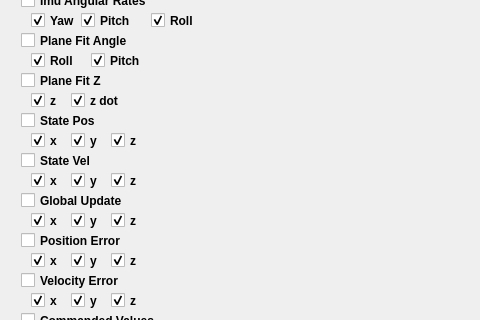
The window that tools/plotter/mainwindow.ui (MAAV-Software/mission8) describes before a commit, drawn with Qt 5; both pictures show x 0 to 480 and y 82 to 402 of the 1082 by 741 pixel window.
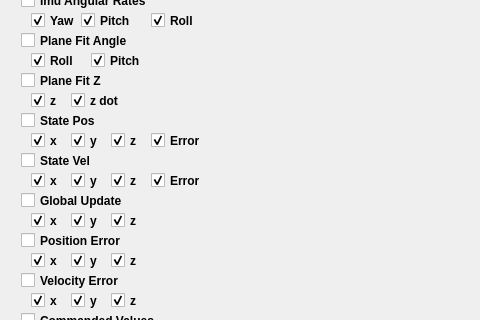
The same window after the commit. Custom widgets are drawn as their Qt base class.

Commit message: toggle state error

What changed in the file:
```diff
--- a/tools/plotter/mainwindow.ui
+++ b/tools/plotter/mainwindow.ui
@@ -983,6 +983,50 @@
         <bool>false</bool>
        </property>
       </widget>
+      <widget class="QCheckBox" name="pos_error_bounds">
+       <property name="geometry">
+        <rect>
+         <x>140</x>
+         <y>200</y>
+         <width>61</width>
+         <height>23</height>
+        </rect>
+       </property>
+       <property name="font">
+        <font>
+         <weight>75</weight>
+         <bold>true</bold>
+        </font>
+       </property>
+       <property name="text">
+        <string>Error</string>
+       </property>
+       <property name="checked">
+        <bool>true</bool>
+       </property>
+      </widget>
+      <widget class="QCheckBox" name="vel_error_bounds">
+       <property name="geometry">
+        <rect>
+         <x>140</x>
+         <y>240</y>
+         <width>61</width>
+         <height>23</height>
+        </rect>
+       </property>
+       <property name="font">
+        <font>
+         <weight>75</weight>
+         <bold>true</bold>
+        </font>
+       </property>
+       <property name="text">
+        <string>Error</string>
+       </property>
+       <property name="checked">
+        <bool>true</bool>
+       </property>
+      </widget>
      </widget>
     </item>
     <item>
```
The commit also changes 2 other files.
